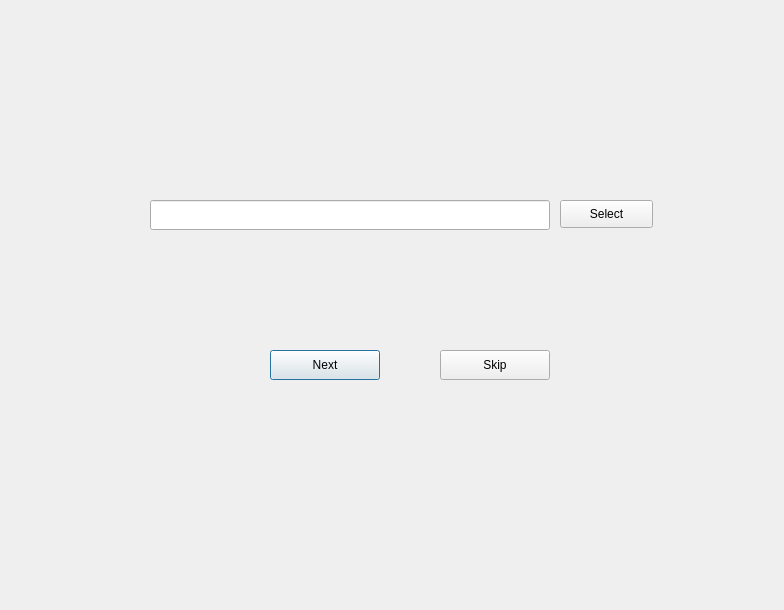
The window that xray.ui (iMPERIAL18/sanidhya_dental_care) describes before a commit, drawn with Qt 5.
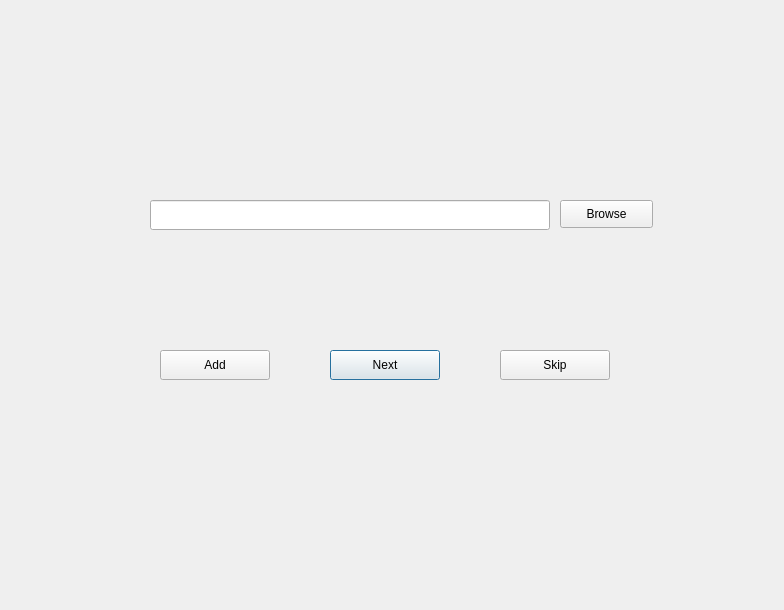
The same window after the commit.

Commit message: renamed some button in search.ui and update.ui renamed select button to browse button in xray.ui

Diff of the .ui file:
```diff
--- a/xray.ui
+++ b/xray.ui
@@ -16,7 +16,7 @@
   <widget class="QPushButton" name="pushButton">
    <property name="geometry">
     <rect>
-     <x>270</x>
+     <x>330</x>
      <y>350</y>
      <width>110</width>
      <height>30</height>
@@ -29,7 +29,7 @@
   <widget class="QPushButton" name="pushButton_2">
    <property name="geometry">
     <rect>
-     <x>440</x>
+     <x>500</x>
      <y>350</y>
      <width>110</width>
      <height>30</height>
@@ -59,7 +59,20 @@
     </rect>
    </property>
    <property name="text">
-    <string>Select</string>
+    <string>Browse</string>
+   </property>
+  </widget>
+  <widget class="QPushButton" name="addButton">
+   <property name="geometry">
+    <rect>
+     <x>160</x>
+     <y>350</y>
+     <width>110</width>
+     <height>30</height>
+    </rect>
+   </property>
+   <property name="text">
+    <string>Add</string>
    </property>
   </widget>
  </widget>
```
Left out of the diff: 6 changed lines with no effect on the pictures. The commit also changes 2 other files.
